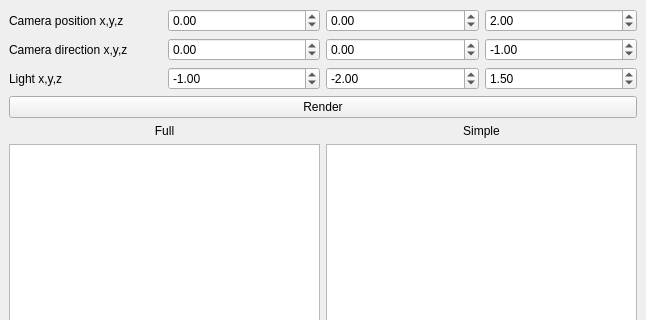
tokarevart/cg-lab3, file mainwindow.ui: the form before one commit; both pictures show x 0 to 646 and y 0 to 320 of the 646 by 788 pixel window.
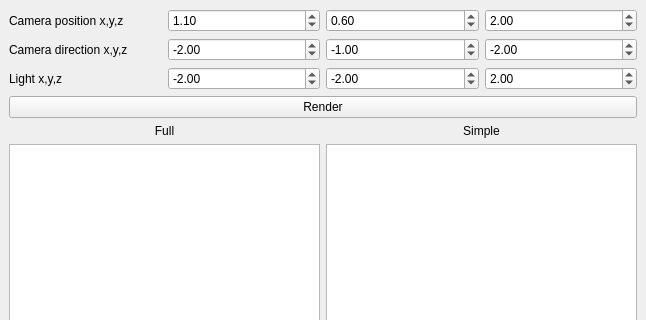
The form after the commit.

```diff
--- a/mainwindow.ui
+++ b/mainwindow.ui
@@ -55,7 +55,7 @@
          <double>0.100000000000000</double>
         </property>
         <property name="value">
-         <double>0.000000000000000</double>
+         <double>1.100000000000000</double>
         </property>
        </widget>
       </item>
@@ -71,7 +71,7 @@
          <double>0.100000000000000</double>
         </property>
         <property name="value">
-         <double>0.000000000000000</double>
+         <double>0.600000000000000</double>
         </property>
        </widget>
       </item>
@@ -186,7 +186,7 @@
          <double>0.100000000000000</double>
         </property>
         <property name="value">
-         <double>0.000000000000000</double>
+         <double>-2.000000000000000</double>
         </property>
        </widget>
       </item>
@@ -202,7 +202,7 @@
          <double>0.100000000000000</double>
         </property>
         <property name="value">
-         <double>0.000000000000000</double>
+         <double>-1.000000000000000</double>
         </property>
        </widget>
       </item>
@@ -218,7 +218,7 @@
          <double>0.100000000000000</double>
         </property>
         <property name="value">
-         <double>-1.000000000000000</double>
+         <double>-2.000000000000000</double>
         </property>
        </widget>
       </item>
@@ -245,7 +245,7 @@
          <double>0.100000000000000</double>
         </property>
         <property name="value">
-         <double>-1.000000000000000</double>
+         <double>-2.000000000000000</double>
         </property>
        </widget>
       </item>
@@ -277,7 +277,7 @@
          <double>0.100000000000000</double>
         </property>
         <property name="value">
-         <double>1.500000000000000</double>
+         <double>2.000000000000000</double>
         </property>
        </widget>
       </item>
```
